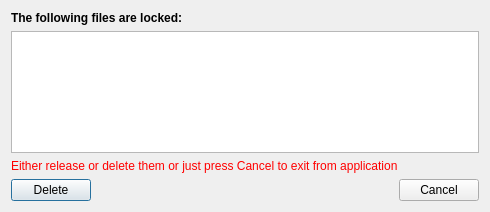
Before: the Qt Designer form src/lockfilewaiter.ui in AlexLevkovich/QPacman, drawn with Qt 5.
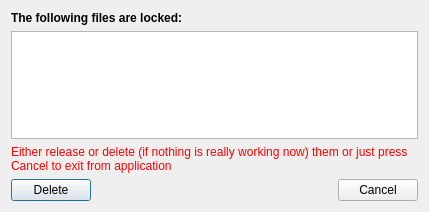
After: the same form once the commit is applied. Icons and pictures are not drawn.

Commit message: downloader patches, singleapplication improvements, using them in tray application, lockwaiter fixes

```diff
--- a/src/lockfilewaiter.ui
+++ b/src/lockfilewaiter.ui
@@ -6,7 +6,7 @@
    <rect>
     <x>0</x>
     <y>0</y>
-    <width>490</width>
+    <width>429</width>
     <height>212</height>
    </rect>
   </property>
@@ -35,7 +35,10 @@
    <item>
     <widget class="QLabel" name="infoLabel">
      <property name="text">
-      <string>&lt;html&gt;&lt;head/&gt;&lt;body&gt;&lt;p&gt;&lt;span style=&quot; color:#ff0000;&quot;&gt;Either release or delete them or just press Cancel to exit from application&lt;/span&gt;&lt;/p&gt;&lt;/body&gt;&lt;/html&gt;</string>
+      <string>&lt;html&gt;&lt;head/&gt;&lt;body&gt;&lt;p&gt;&lt;span style=&quot; color:#ff0000;&quot;&gt;Either release or delete (if nothing is really working now) them or just press Cancel to exit from application&lt;/span&gt;&lt;/p&gt;&lt;/body&gt;&lt;/html&gt;</string>
+     </property>
+     <property name="wordWrap">
+      <bool>true</bool>
      </property>
     </widget>
    </item>
```
The commit also changes 21 other files.
